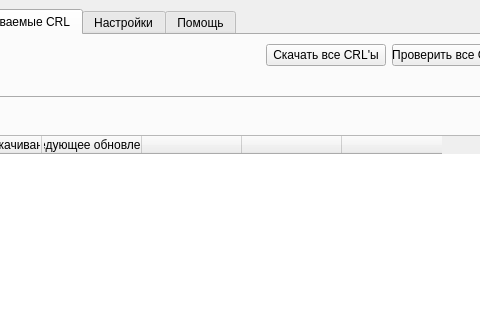
This is main.ui in MrSaerus/E-TrustCRLparsing as Qt 5 draws it before an edit; both pictures show x 490 to 970 and y 0 to 320 of the 1168 by 659 pixel window. The edited form follows.
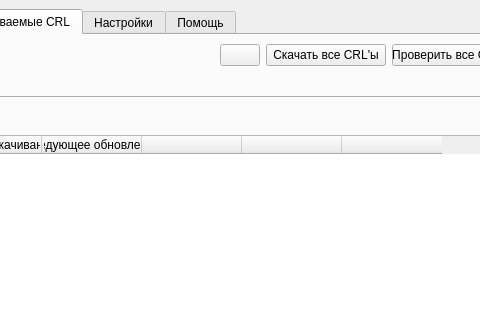
This is the edited form. The open tabs and pages were chosen to show the change.

Commit message: Added a button to open a folder with a crl

```diff
--- a/main.ui
+++ b/main.ui
@@ -1072,6 +1072,19 @@
             </property>
            </widget>
           </item>
+          <item>
+           <widget class="QPushButton" name="pushButton_27">
+            <property name="sizePolicy">
+             <sizepolicy hsizetype="Fixed" vsizetype="Fixed">
+              <horstretch>0</horstretch>
+              <verstretch>0</verstretch>
+             </sizepolicy>
+            </property>
+            <property name="text">
+             <string/>
+            </property>
+           </widget>
+          </item>
           <item>
            <widget class="QPushButton" name="pushButton_4">
             <property name="maximumSize">
```
The commit also changes 2 other files.
